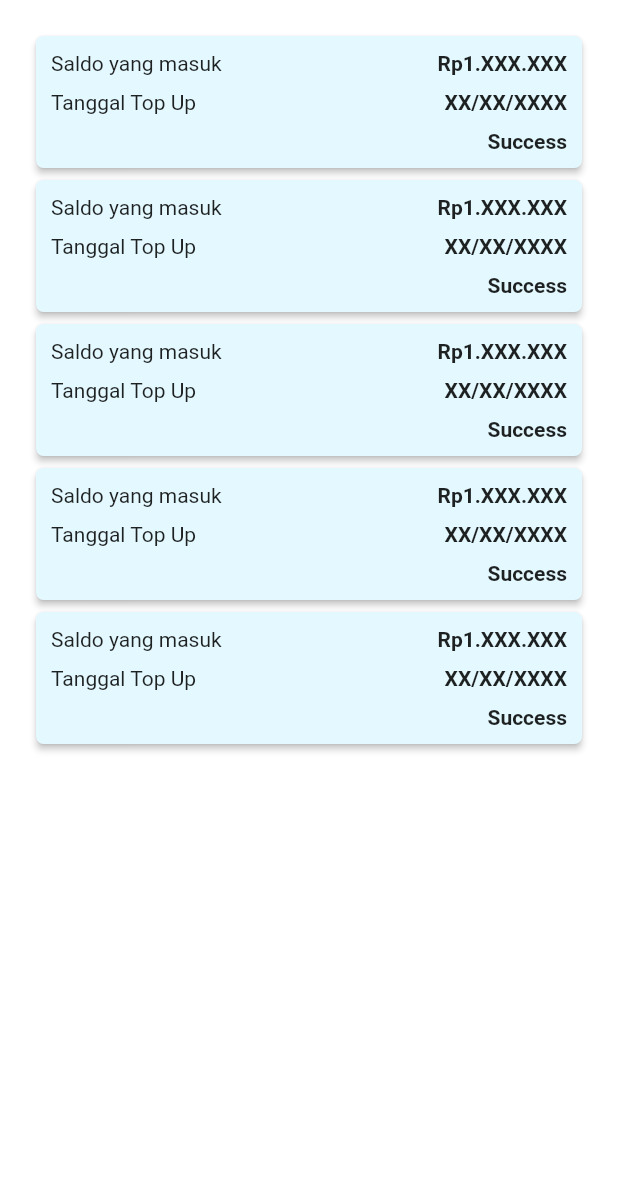
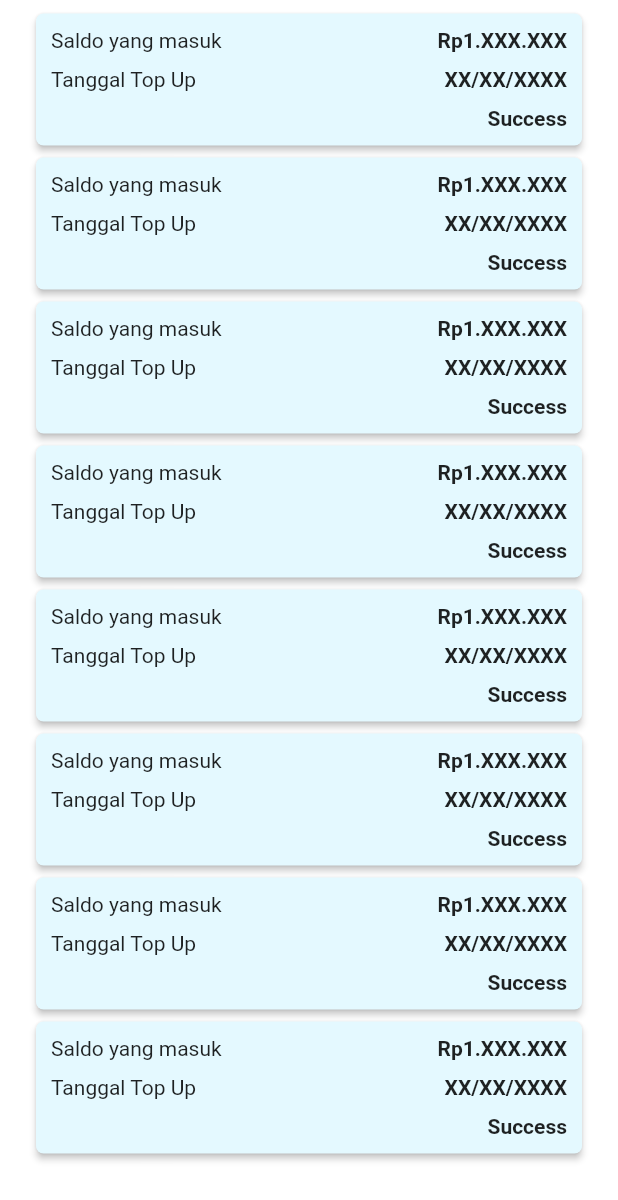
Before and after one commit to hlmnn/investkuy, a Flutter app: the HistoryTopUp screen opened directly, on a phone screen of 412 x 824 dp. Shown: the top 1200 px of the screen. Run offline on Flutter 3.47's test engine with Material 2 defaults, Android fonts, the phone set to English and light mode, and no system bars; our stand-ins replace carousel_slider, dropdown_button2.

Commit message:
edit history_screen, history_topup_screen, history_withdraw_screen, login_screen, register_screen, and withdraw_screen

```diff
--- a/lib/ui/screen/investor/history_topup_screen.dart
+++ b/lib/ui/screen/history/history_topup_screen.dart
@@ -16,9 +16,9 @@ class _HistoryTopUpState extends State<HistoryTopUp> {
     return Scaffold(
         backgroundColor: Colors.white,
         body: Padding(
-          padding: const EdgeInsets.all(20),
+          padding: const EdgeInsets.only(left: 20, right: 20, bottom: 5, top: 5),
           child: ListView.builder(
-            itemCount: 5,
+            itemCount: 8,
             itemBuilder: (BuildContext context, int index) {
               return Card(
                 color: const Color(0xffE4F9FF),
--- a/lib/ui/screen/investor/history_withdraw_screen.dart
+++ b/lib/ui/screen/history/history_withdraw_screen.dart
@@ -17,9 +17,9 @@ class _HistoryWithdrawState extends State<HistoryWithdraw> {
     return Scaffold(
       backgroundColor: Colors.white,
       body: Padding(
-        padding: const EdgeInsets.all(20),
+        padding: const EdgeInsets.only(left: 20, right: 20, bottom: 5, top: 5),
         child: ListView.builder(
-          itemCount: 5,
+          itemCount: 8,
           itemBuilder: (context, index) {
             return Card(
               color: const Color(0xffE4F9FF),
--- a/lib/ui/screen/register/register_screen.dart
+++ b/lib/ui/screen/register/register_screen.dart
@@ -183,6 +183,7 @@ class _RegisterState extends State<Register> {
                               fontSize: 14,
                             ),
                           ),
+                          maxLength: 6,
                         ),
                       ),
                     ],
--- a/lib/ui/screen/investor/withdraw_screen.dart
+++ b/lib/ui/screen/withdraw/withdraw_screen.dart
@@ -12,7 +12,7 @@ class Withdraw extends StatefulWidget {
 
 class _WithdrawState extends State<Withdraw> {
   var error = 'Mohon pilih No. rekening tujuan anda!';
-  final List<String> genderItems = [
+  final List<String> bankItems = [
     'Bank BRI',
     'Bank BCA',
     'Bank Mandiri',
@@ -78,7 +78,7 @@ class _WithdrawState extends State<Withdraw> {
                           fontSize: 15,
                         ),
                       ),
-                      items: genderItems.map((item) => DropdownMenuItem<String>(
+                      items: bankItems.map((item) => DropdownMenuItem<String>(
                         value: item,
                         child: Text(
                           item
```
Also changed, not shown: lib/ui/screen/history/history_screen.dart (renamed from lib/ui/screen/investor/history_screen.dart, +3 -4 lines), lib/ui/screen/login/login_screen.dart (+2 -5 lines).
